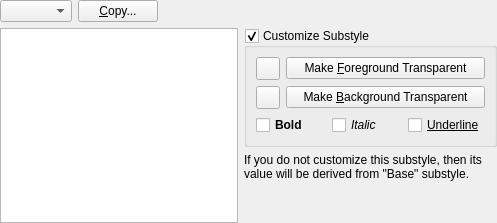
This is src/gui/settings/syntaxcolorthemeeditor.ui in martinrotter/textosaurus as Qt 5 draws it before an edit. The edited form follows.
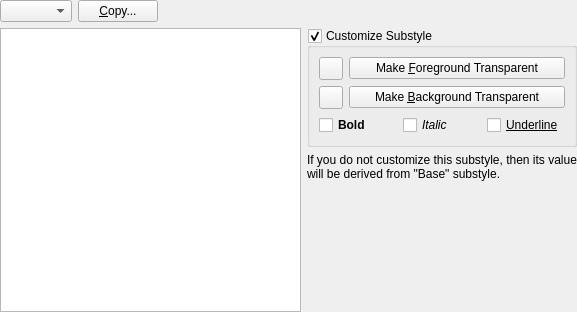
This is the edited form. Custom widgets are drawn as their Qt base class.

Diff of the .ui file:
```diff
--- a/src/gui/settings/syntaxcolorthemeeditor.ui
+++ b/src/gui/settings/syntaxcolorthemeeditor.ui
@@ -6,8 +6,8 @@
    <rect>
     <x>0</x>
     <y>0</y>
-    <width>497</width>
-    <height>223</height>
+    <width>577</width>
+    <height>312</height>
    </rect>
   </property>
   <property name="windowTitle">
@@ -140,7 +140,7 @@
      </item>
     </layout>
    </item>
-   <item row="1" column="0" rowspan="3">
+   <item row="1" column="0" rowspan="4">
     <widget class="QListWidget" name="m_listComponents">
      <property name="sizePolicy">
       <sizepolicy hsizetype="Expanding" vsizetype="Expanding">
@@ -166,6 +166,19 @@
      </property>
     </widget>
    </item>
+   <item row="3" column="1" rowspan="2">
+    <spacer name="verticalSpacer">
+     <property name="orientation">
+      <enum>Qt::Vertical</enum>
+     </property>
+     <property name="sizeHint" stdset="0">
+      <size>
+       <width>20</width>
+       <height>40</height>
+      </size>
+     </property>
+    </spacer>
+   </item>
   </layout>
  </widget>
  <customwidgets>
```
